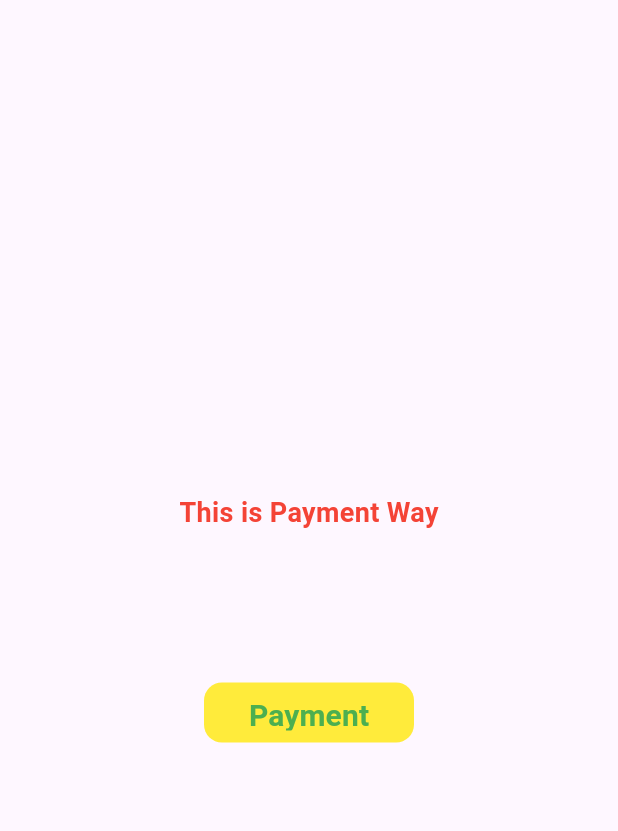
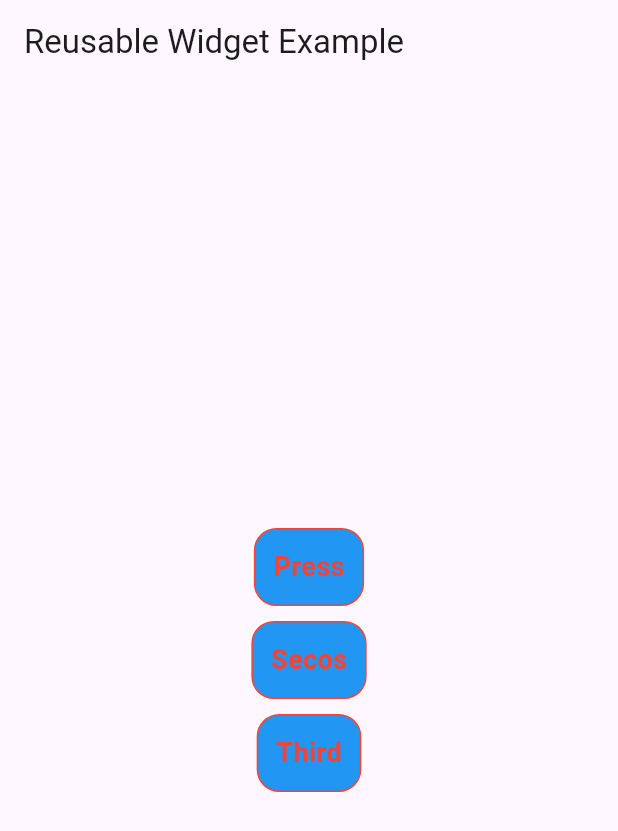
Before and after one commit to sathyayadav0096/secondjob, a Flutter app: the screen it shows after launch, on a phone screen of 412 x 824 dp. Shown: the top 831 px of the screen. Run offline on Flutter 3.47's test engine with Material 3 defaults, Android fonts, the phone set to English and light mode, and no system bars; our stand-ins replace dotted_line, get, google_maps_flutter, image_picker; missing offline and left inert: razorpay_flutter.

Commit message:
reusable widget created

```diff
--- a/lib/exception_handling/exception_handle.dart
+++ b/lib/exception_handling/exception_handle.dart
@@ -1,3 +1,4 @@
+
 void main() {
   try {
     print(8 ~/ 0);
--- a/lib/main.dart
+++ b/lib/main.dart
@@ -2,16 +2,18 @@ import 'package:flutter/material.dart';
 import 'package:get/get_navigation/src/root/get_material_app.dart';
 import 'package:untitled/razorpay/razorpay_account.dart';
 import 'package:untitled/razorpay/second_practice_razorpay.dart';
+import 'package:untitled/reusable_widget/reusable_widget_or_button.dart';
 import 'package:untitled/reverse_string_second.dart';
 
 import 'api_call/api_call_1/final_api_follow this.dart';
 import 'api_call/api_call_2/api_call.dart';
 import 'assignment/assignment_interview.dart';
+import 'extra_second.dart';
 
 
 void main() {
-  runApp(const GetMaterialApp(debugShowCheckedModeBanner: false,
-    home: RazorPayPractice(),
+  runApp( GetMaterialApp(debugShowCheckedModeBanner: false,
+    home: ImButton(),
   )
 
       // MultiProvider(
--- /dev/null
+++ b/lib/reusable_widget/reusable_widget_or_button.dart
@@ -0,0 +1,57 @@
+import 'package:flutter/material.dart';
+
+class ImButton extends StatelessWidget {
+  @override
+  Widget build(BuildContext context) {
+    return MaterialApp(
+      home: Scaffold(
+        appBar: AppBar(
+          title: Text('Reusable Widget Example'),
+        ),
+        body: Column(
+          mainAxisAlignment: MainAxisAlignment.center,
+          children: [
+            Center(
+              // Using the ReusableWidget
+              child: ReusableWidget(
+                text: 'Press',
+              ),
+            ),
+            SizedBox(height: 10),
+
+            ReusableWidget(text: 'Secos'),
+            SizedBox(height: 10),
+            ReusableWidget(text: 'Third')
+          ],
+        ),
+      ),
+    );
+  }
+}
+
+// ReusableWidget definition
+class ReusableWidget extends StatelessWidget {
+  final String text;
+
+  ReusableWidget({required this.text});
+
+  @override
+  Widget build(BuildContext context) {
+    return InkWell(
+      onLongPress: () {},
+      child: Container(
+        padding: EdgeInsets.all(12.0),
+        decoration: BoxDecoration(
+          color: Colors.blue,
+          border: Border.all(color: Colors.red),
+          borderRadius: BorderRadius.circular(15.0),
+        ),
+        child: Text(
+          text,
+          style: TextStyle(
+              fontSize: 18.0, color: Colors.red, fontWeight: FontWeight.bold),
+        ),
+      ),
+    );
+  }
+}
```
Also changed, not shown: lib/extra_second.dart (deleted, +0 -59 lines).
